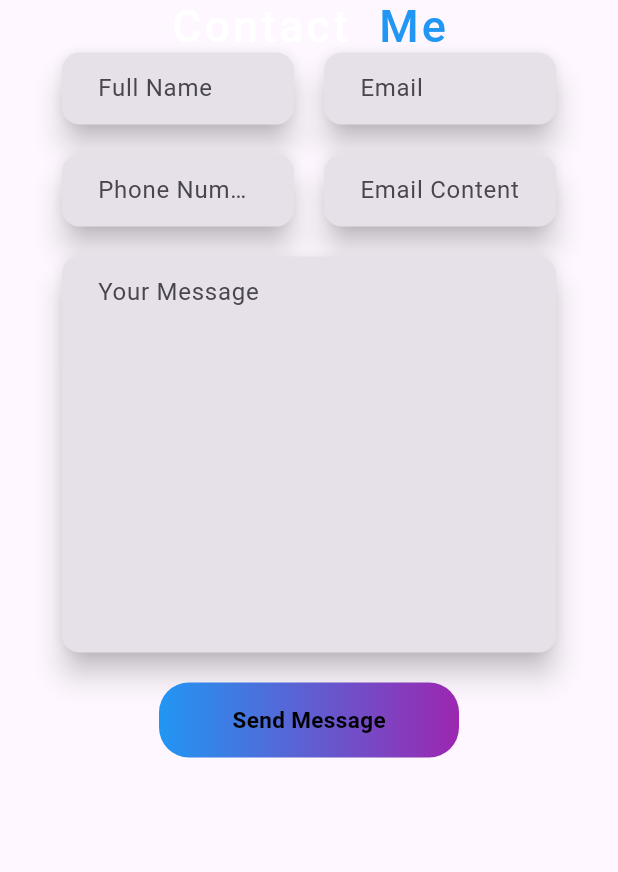
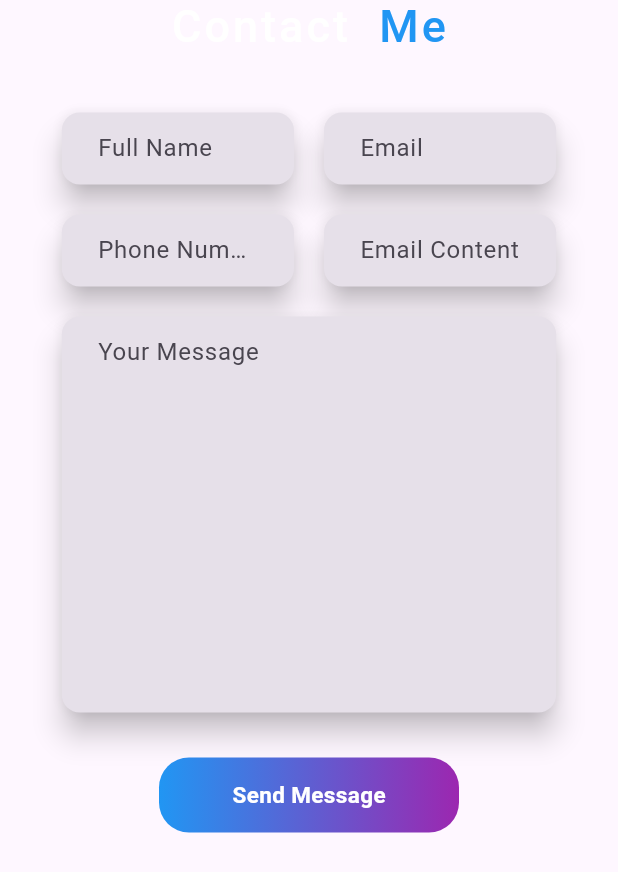
Before and after one commit to Akshaykpz/personal_website_flutter, a Flutter app: the ContactMe widget shown alone on an empty page, opened directly, on a phone screen of 412 x 824 dp. Shown: the top 872 px of the screen. Run offline on Flutter 3.47's test engine with Material 3 defaults, Android fonts, the light colour scheme and no system bars; our stand-ins replace animate_do, animated_text_kit, google_fonts; missing offline and left inert: dart:html.

Commit message:
all changes

```diff
--- a/lib/constants/image.dart
+++ b/lib/constants/image.dart
@@ -17,4 +17,5 @@ class AppImage {
   static String project1 = 'assets/images/Blank 2 Grids Collage (1).jpg';
   static String project2 = 'assets/images/Blank 2 Grids Collage.jpg';
   static String project3 = 'assets/images/321535-P9F5S3-732.jpg';
+  static String twitter2 = 'assets/images/sl_z_072523_61700_01.jpg';
 }
--- a/lib/view/widgets/contact_us.dart
+++ b/lib/view/widgets/contact_us.dart
@@ -57,7 +57,7 @@ class _ContactMeState extends State<ContactMe> {
         padding: EdgeInsets.symmetric(horizontal: size.width * 0.1),
         alignment: Alignment.center,
         color: Colors.transparent,
-        height: size.height,
+        height: size.height * 0.8,
         width: size.width,
         child: Column(children: [
           FadeInDown(
@@ -71,6 +71,9 @@ class _ContactMeState extends State<ContactMe> {
                   style: Apptext.addstyles(Colors.blue),
                 )
               ]))),
+          const SizedBox(
+            height: 40,
+          ),
           Row(
             children: [
               Expanded(
@@ -146,7 +149,7 @@ class _ContactMeState extends State<ContactMe> {
             ),
           ),
           const SizedBox(
-            height: 20,
+            height: 30,
           ),
           InkWell(
             onTap: () {},
@@ -164,7 +167,7 @@ class _ContactMeState extends State<ContactMe> {
                       boxShadow: const [
                         BoxShadow(
                             offset: Offset(0.0, 0.0),
-                            blurRadius: 25,
+                            blurRadius: 20,
                             color: Colors.white),
                       ],
                       gradient: const LinearGradient(
@@ -197,7 +200,7 @@ class _ContactMeState extends State<ContactMe> {
                 style: TextStyle(
                     fontSize: 15,
                     fontWeight: FontWeight.w600,
-                    color: isData ? Colors.white : Colors.black),
+                    color: isData ? Colors.white : Colors.white),
               )),
             ),
           )
--- a/pubspec.yaml
+++ b/pubspec.yaml
@@ -94,6 +94,7 @@ flutter:
     - assets/images/321535-P9F5S3-732.jpg
     - assets/images/WhatsApp Image 2024-02-29 at 11.56.24_4da76985.jpg
     - assets/images/WhatsApp Image 2024-02-29 at 18.41.19_76132ea6.jpg
+    - assets/images/sl_z_072523_61700_01.jpg
 
 
   #   - images/a_dot_burr.jpeg
```
Also changed, not shown: lib/view/home.dart (+15 -1 lines), lib/view/widgets/circile_view.dart (+34 -10 lines), lib/view/widgets/footer_class.dart (+55 -14 lines).
